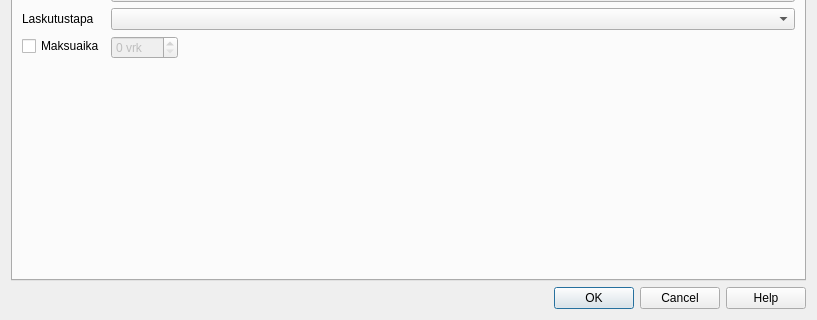
Above: kitsas/rekisteri/asiakastoimittajadlg.ui from artoh/kitupiikki before the change; both pictures show x 0 to 817 and y 356 to 676 of the 817 by 676 pixel window. Below: the same form after it.
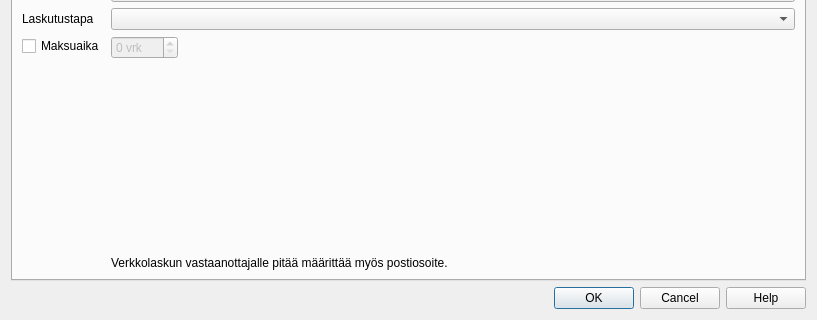
That is the form after the change. Icons and pictures are not drawn. Custom widgets are drawn as their Qt base class.

```diff
--- a/kitsas/rekisteri/asiakastoimittajadlg.ui
+++ b/kitsas/rekisteri/asiakastoimittajadlg.ui
@@ -245,6 +245,13 @@
        <item row="7" column="1">
         <widget class="QLineEdit" name="osavaltioEdit"/>
        </item>
+       <item row="13" column="1">
+        <widget class="QLabel" name="osoiteUrputus">
+         <property name="text">
+          <string>Verkkolaskun vastaanottajalle pitää määrittää myös postiosoite.</string>
+         </property>
+        </widget>
+       </item>
       </layout>
      </widget>
      <widget class="QWidget" name="tab_2">
```
